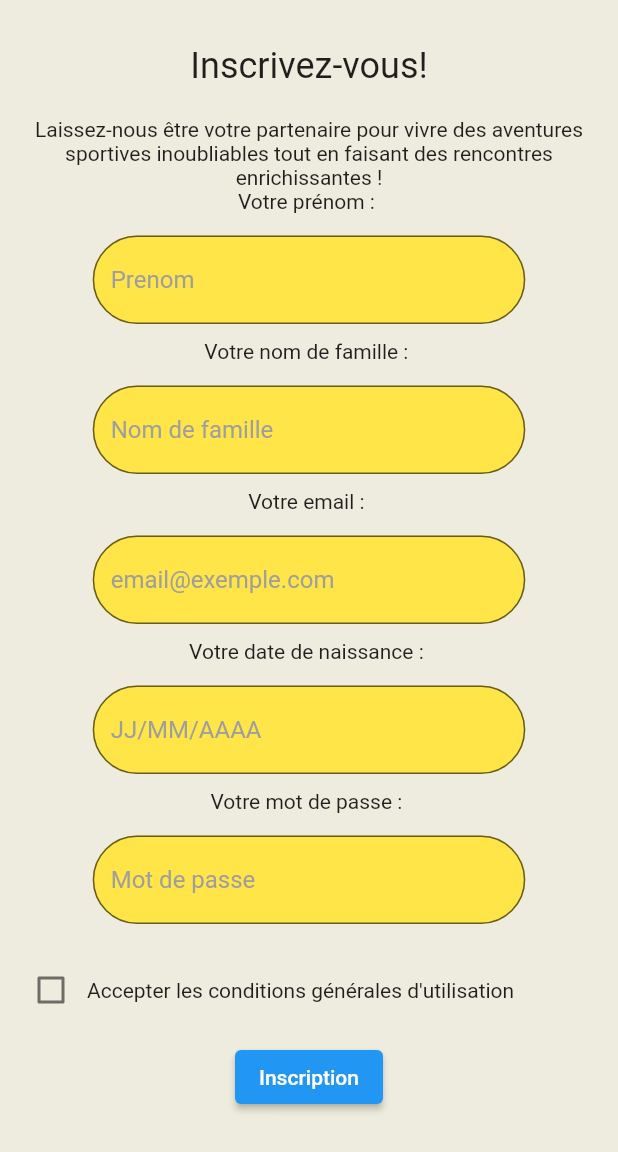
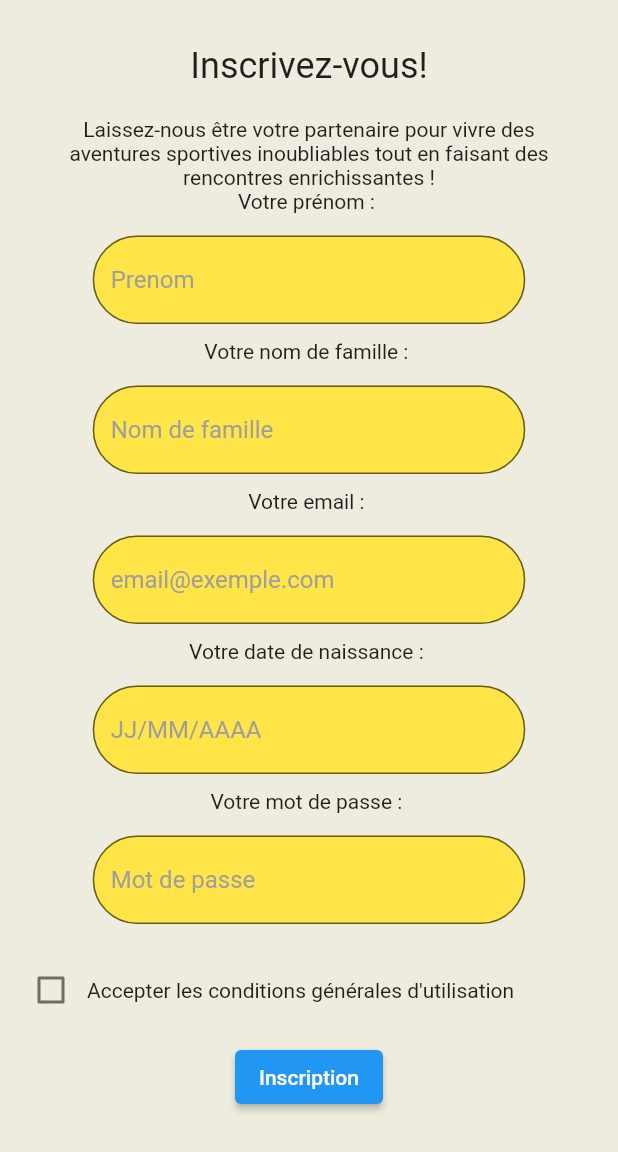
Before and after one commit to HardstyIe/RenconSport_Flutter_Front, a Flutter app: the screen it shows after launch, on a phone screen of 412 x 824 dp, the part 84-1236 px from its top. Run offline on Flutter 3.47's test engine with Material 2 defaults, Android fonts, the phone set to English and light mode, and no system bars; our stand-ins replace dio, google_fonts; missing offline and left inert: dart:ffi.

Commit message:
feat(style):responsive

```diff
--- a/lib/widgets/homepage/homepage.dart
+++ b/lib/widgets/homepage/homepage.dart
@@ -1,7 +1,6 @@
 import 'package:dio/dio.dart';
 import 'package:flutter/material.dart';
 import 'package:renconsport/services/theme.dart';
-
 
 class HomePage extends StatefulWidget {
   const HomePage({Key? key}) : super(key: key);
@@ -47,7 +46,8 @@ class _HomePageState extends State<HomePage> {
   @override
   Widget build(BuildContext context) {
     return Scaffold(
-      body: Form(
+      body: SingleChildScrollView(
+        child: Form(
           key: _formKey,
           child: Column(
             crossAxisAlignment: CrossAxisAlignment.center,
@@ -58,24 +58,19 @@ class _HomePageState extends State<HomePage> {
               ),
               SizedBox(height: 20),
               Padding(
-              padding: EdgeInsets.symmetric(horizontal: 16.0),
+                padding: EdgeInsets.symmetric(horizontal: MediaQuery.of(context).size.width * 0.1),
                 child: Text(
                   'Laissez-nous être votre partenaire pour vivre des aventures sportives inoubliables tout en faisant des rencontres enrichissantes !',
                   textAlign: TextAlign.center,
                 ),
               ),
               buildTextField('Votre prénom : ', 'Prenom', firstNameController),
-            buildTextField('Votre nom de famille : ', 'Nom de famille',
-                lastNameController),
-            buildTextField(
-                'Votre email : ', 'email@exemple.com', emailController,),
-            buildTextField('Votre date de naissance : ', 'JJ/MM/AAAA',
-                dateOfBirthController,
-                isDateField: true),
-            buildTextField(
-                'Votre mot de passe : ', 'Mot de passe', passwordController,),
+              buildTextField('Votre nom de famille : ', 'Nom de famille', lastNameController),
+              buildTextField('Votre email : ', 'email@exemple.com', emailController),
+              buildTextField('Votre date de naissance : ', 'JJ/MM/AAAA', dateOfBirthController, isDateField: true),
+              buildTextField('Votre mot de passe : ', 'Mot de passe', passwordController, obscureText: true),
               Padding(
-              padding: const EdgeInsets.all(10.0),
+                padding: EdgeInsets.all(10.0),
                 child: Row(
                   children: [
                     Checkbox(
@@ -102,12 +97,11 @@ class _HomePageState extends State<HomePage> {
             ],
           ),
         ),
+      ),
     );
   }
 
-  Widget buildTextField(
-      String label, String hint, TextEditingController controller,
-      {bool isDateField = false}) {
+  Widget buildTextField(String label, String hint, TextEditingController controller, {bool isDateField = false, bool obscureText = false}) {
     return Column(
       children: [
         Text(label),
@@ -124,13 +118,13 @@ class _HomePageState extends State<HomePage> {
               ),
               child: TextFormField(
                 controller: controller,
+                obscureText: obscureText,
                 validator: (value) {
                   if (value == null || value.isEmpty) {
                     return "Veuillez remplir ce champ";
                   }
                   return null;
                 },
-
                 decoration: InputDecoration(
                   hintText: hint,
                   fillColor: CustomTheme.tertiaryColor,
@@ -159,8 +153,7 @@ class _HomePageState extends State<HomePage> {
         'first_name': firstNameController.text,
         'last_name': lastNameController.text,
         'email': emailController.text,
-        'birthday': selectedDate.millisecondsSinceEpoch ~/
-            1000,
+        'birthday': selectedDate.millisecondsSinceEpoch ~/ 1000,
         'password': passwordController.text,
       };
 
```
Lines whose indentation alone changed are shown as unchanged.
